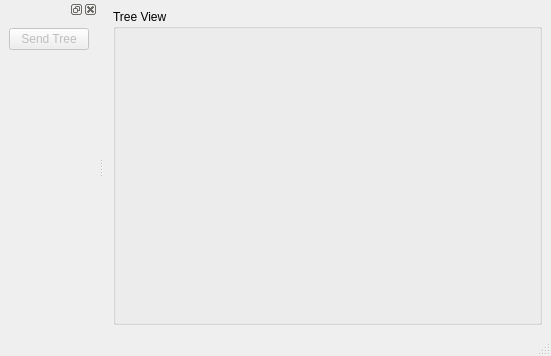
splintered-reality/py_trees_ros_viewer, file py_trees_ros_viewer/main_window.ui: the form before one commit.
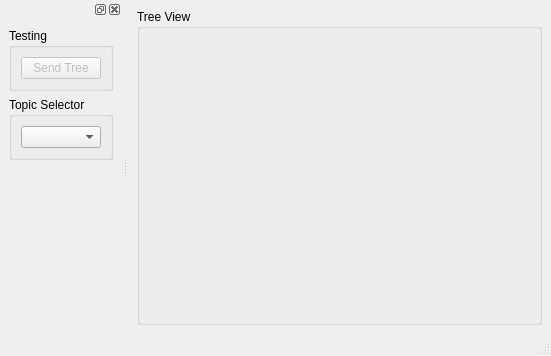
The form after the commit. Icons and pictures are not drawn. Custom widgets are drawn as their Qt base class.

```diff
--- a/py_trees_ros_viewer/main_window.ui
+++ b/py_trees_ros_viewer/main_window.ui
@@ -47,7 +47,13 @@
     <number>1</number>
    </attribute>
    <widget class="QWidget" name="dock_widget_contents">
-    <layout class="QVBoxLayout" name="dock_vertical_layout">
+    <layout class="QVBoxLayout" name="verticalLayout_3">
+     <item>
+      <widget class="QGroupBox" name="testing_group_box">
+       <property name="title">
+        <string>Testing</string>
+       </property>
+       <layout class="QVBoxLayout" name="verticalLayout_2">
      <item>
       <widget class="QPushButton" name="send_button">
        <property name="enabled">
@@ -56,6 +62,28 @@
        <property name="text">
         <string>Send Tree</string>
        </property>
+         </widget>
+        </item>
+       </layout>
+      </widget>
+     </item>
+     <item>
+      <widget class="QGroupBox" name="topic_selector_group_box">
+       <property name="title">
+        <string>Topic Selector</string>
+       </property>
+       <layout class="QVBoxLayout" name="verticalLayout">
+        <item>
+         <widget class="QComboBox" name="topic_combo_box">
+          <property name="insertPolicy">
+           <enum>QComboBox::InsertAlphabetically</enum>
+          </property>
+          <property name="sizeAdjustPolicy">
+           <enum>QComboBox::AdjustToContents</enum>
+          </property>
+         </widget>
+        </item>
+       </layout>
       </widget>
      </item>
      <item>
```
Lines whose indentation alone changed are shown as unchanged.
